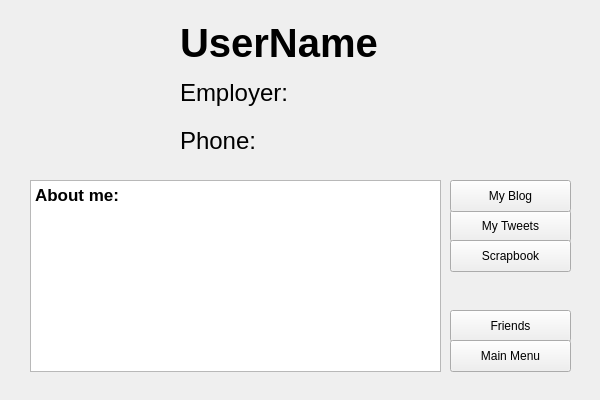
Above: GUI/profilegui.ui from thanhmvu/RocketRapport before the change. Below: the same form after it.
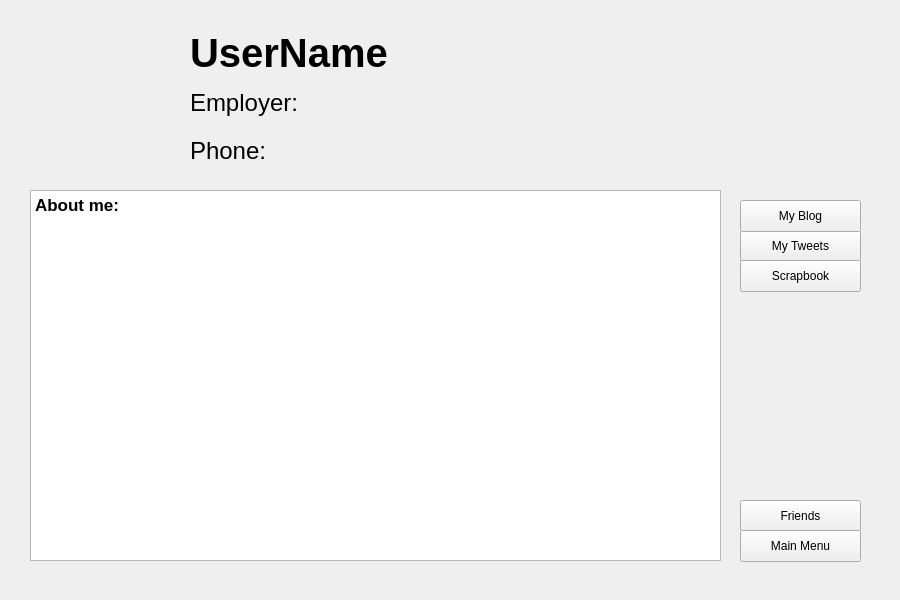
That is the form after the change. Icons and pictures are not drawn.

```diff
--- a/GUI/profilegui.ui
+++ b/GUI/profilegui.ui
@@ -6,8 +6,8 @@
    <rect>
     <x>0</x>
     <y>0</y>
-    <width>600</width>
-    <height>400</height>
+    <width>900</width>
+    <height>600</height>
    </rect>
   </property>
   <property name="windowTitle">
@@ -16,10 +16,10 @@
   <widget class="QLabel" name="profile_picture">
    <property name="geometry">
     <rect>
-     <x>30</x>
-     <y>20</y>
-     <width>140</width>
-     <height>140</height>
+     <x>40</x>
+     <y>30</y>
+     <width>141</width>
+     <height>141</height>
     </rect>
    </property>
    <property name="text">
@@ -33,25 +33,25 @@
    <property name="geometry">
     <rect>
      <x>30</x>
-     <y>180</y>
-     <width>411</width>
-     <height>192</height>
+     <y>190</y>
+     <width>691</width>
+     <height>371</height>
     </rect>
    </property>
    <property name="html">
     <string>&lt;!DOCTYPE HTML PUBLIC &quot;-//W3C//DTD HTML 4.0//EN&quot; &quot;http://www.w3.org/TR/REC-html40/strict.dtd&quot;&gt;
 &lt;html&gt;&lt;head&gt;&lt;meta name=&quot;qrichtext&quot; content=&quot;1&quot; /&gt;&lt;style type=&quot;text/css&quot;&gt;
 p, li { white-space: pre-wrap; }
-&lt;/style&gt;&lt;/head&gt;&lt;body style=&quot; font-family:'.SF NS Text'; font-size:13pt; font-weight:400; font-style:normal;&quot;&gt;
-&lt;p style=&quot; margin-top:0px; margin-bottom:0px; margin-left:0px; margin-right:0px; -qt-block-indent:0; text-indent:0px;&quot;&gt;&lt;span style=&quot; font-weight:600;&quot;&gt;About me:&lt;/span&gt;&lt;/p&gt;
-&lt;p style=&quot;-qt-paragraph-type:empty; margin-top:0px; margin-bottom:0px; margin-left:0px; margin-right:0px; -qt-block-indent:0; text-indent:0px; font-weight:600;&quot;&gt;&lt;br /&gt;&lt;/p&gt;&lt;/body&gt;&lt;/html&gt;</string>
+&lt;/style&gt;&lt;/head&gt;&lt;body style=&quot; font-family:'Sans'; font-size:10pt; font-weight:400; font-style:normal;&quot;&gt;
+&lt;p style=&quot; margin-top:0px; margin-bottom:0px; margin-left:0px; margin-right:0px; -qt-block-indent:0; text-indent:0px;&quot;&gt;&lt;span style=&quot; font-family:'.SF NS Text'; font-size:13pt; font-weight:600;&quot;&gt;About me:&lt;/span&gt;&lt;/p&gt;
+&lt;p style=&quot;-qt-paragraph-type:empty; margin-top:0px; margin-bottom:0px; margin-left:0px; margin-right:0px; -qt-block-indent:0; text-indent:0px; font-family:'.SF NS Text'; font-size:13pt; font-weight:600;&quot;&gt;&lt;br /&gt;&lt;/p&gt;&lt;/body&gt;&lt;/html&gt;</string>
    </property>
   </widget>
   <widget class="QPushButton" name="pushButton">
    <property name="geometry">
     <rect>
-     <x>450</x>
-     <y>310</y>
+     <x>740</x>
+     <y>500</y>
      <width>121</width>
      <height>32</height>
     </rect>
@@ -63,8 +63,8 @@
   <widget class="QPushButton" name="pushButton_back_to_menu">
    <property name="geometry">
     <rect>
-     <x>450</x>
-     <y>340</y>
+     <x>740</x>
+     <y>530</y>
      <width>121</width>
      <height>32</height>
     </rect>
@@ -76,9 +76,9 @@
   <widget class="QWidget" name="layoutWidget">
    <property name="geometry">
     <rect>
-     <x>180</x>
-     <y>20</y>
-     <width>391</width>
+     <x>190</x>
+     <y>30</y>
+     <width>681</width>
      <height>141</height>
     </rect>
    </property>
@@ -130,8 +130,8 @@
   <widget class="QPushButton" name="pushButton_tweet">
    <property name="geometry">
     <rect>
-     <x>450</x>
-     <y>210</y>
+     <x>740</x>
+     <y>230</y>
      <width>121</width>
      <height>32</height>
     </rect>
@@ -143,8 +143,8 @@
   <widget class="QPushButton" name="pushButton_blog">
    <property name="geometry">
     <rect>
-     <x>450</x>
-     <y>180</y>
+     <x>740</x>
+     <y>200</y>
      <width>121</width>
      <height>32</height>
     </rect>
@@ -156,8 +156,8 @@
   <widget class="QPushButton" name="pushButton_scrapbook">
    <property name="geometry">
     <rect>
-     <x>450</x>
-     <y>240</y>
+     <x>740</x>
+     <y>260</y>
      <width>121</width>
      <height>32</height>
     </rect>
```
